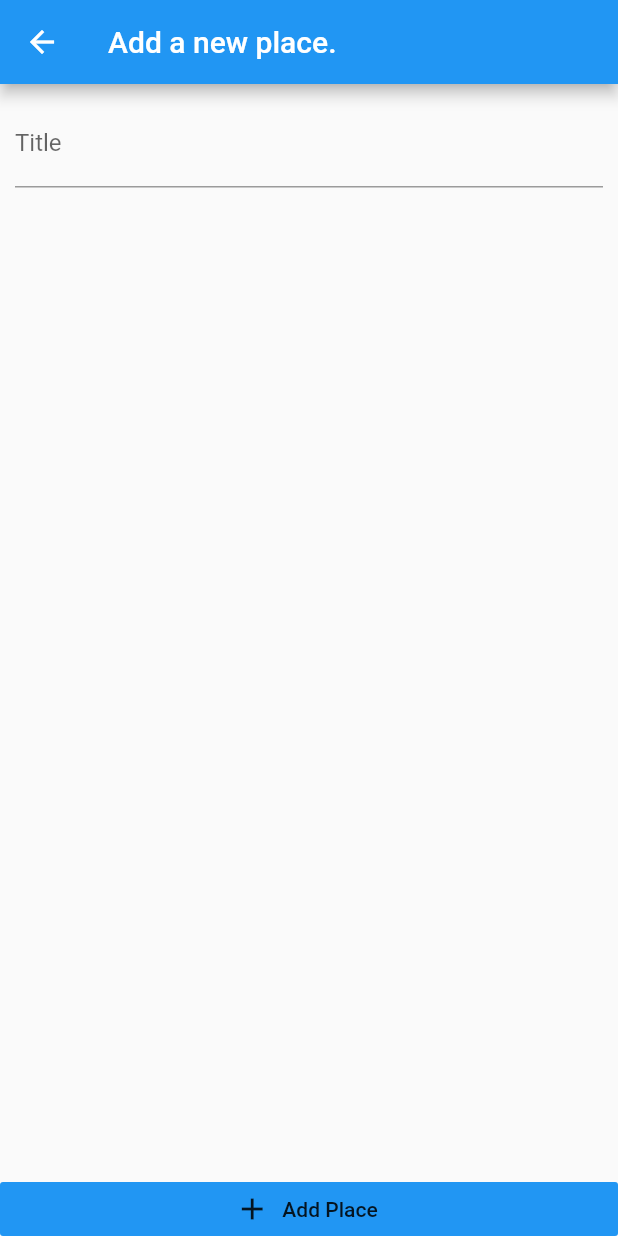
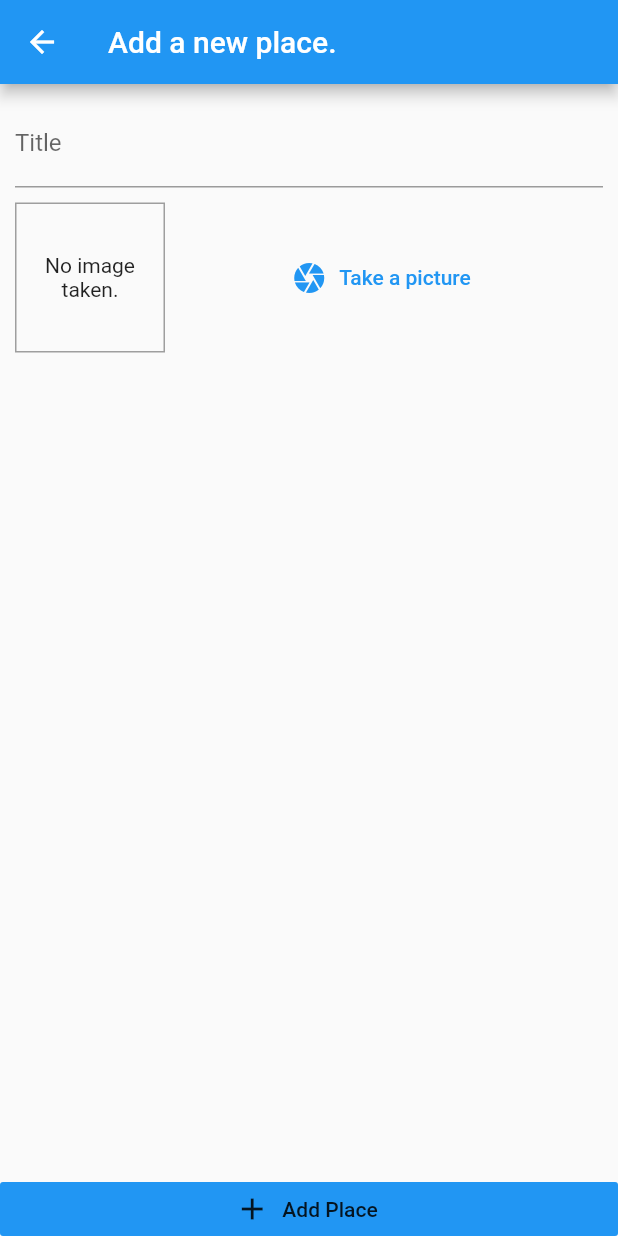
Before and after one commit to ziadwagdy/great_places_app, a Flutter app: the AddPlaceScreen screen opened by its route, on a phone screen of 412 x 824 dp. Run offline on Flutter 3.47's test engine with Material 2 defaults, Android fonts, the phone set to English and light mode, and no system bars.

Commit message:
Adding few more code

```diff
--- a/lib/screens/add_place_screen.dart
+++ b/lib/screens/add_place_screen.dart
@@ -1,4 +1,5 @@
 import 'package:flutter/material.dart';
+import '../widgets/image_input.dart';
 
 class AddPlaceScreen extends StatefulWidget {
   static const routName = '/add-place';
@@ -27,9 +28,8 @@ class _AddPlaceScreenState extends State<AddPlaceScreen> {
                       decoration: InputDecoration(labelText: 'Title'),
                       controller: _titleController,
                     ),
-                    SizedBox(
-                      height: 10,
-                    ),
+                    SizedBox(height: 10),
+                    ImageInput(),
                   ],
                 ),
               ),
--- /dev/null
+++ b/lib/widgets/image_input.dart
@@ -0,0 +1,51 @@
+import 'dart:io';
+import 'package:flutter/material.dart';
+
+class ImageInput extends StatefulWidget {
+  @override
+  _ImageInputState createState() => _ImageInputState();
+}
+
+class _ImageInputState extends State<ImageInput> {
+  File _stroredImage;
+  @override
+  Widget build(BuildContext context) {
+    return Row(
+      children: <Widget>[
+        Container(
+          width: 100,
+          height: 100,
+          decoration: BoxDecoration(
+            border: Border.all(
+              width: 1,
+              color: Colors.grey,
+            ),
+          ),
+          child: _stroredImage != null
+              ? Image.file(
+                  _stroredImage,
+                  fit: BoxFit.cover,
+                  width: double.infinity,
+                )
+              : Text(
+                  'No image taken.',
+                  textAlign: TextAlign.center,
+                ),
+          alignment: Alignment.center,
+        ),
+        SizedBox(
+          height: 10,
+        ),
+        Expanded(
+            child: FlatButton.icon(
+          icon: Icon(Icons.camera),
+          label: Text(
+            'Take a picture',
+          ),
+          textColor: Theme.of(context).primaryColor,
+          onPressed: () {},
+        ))
+      ],
+    );
+  }
+}
```
